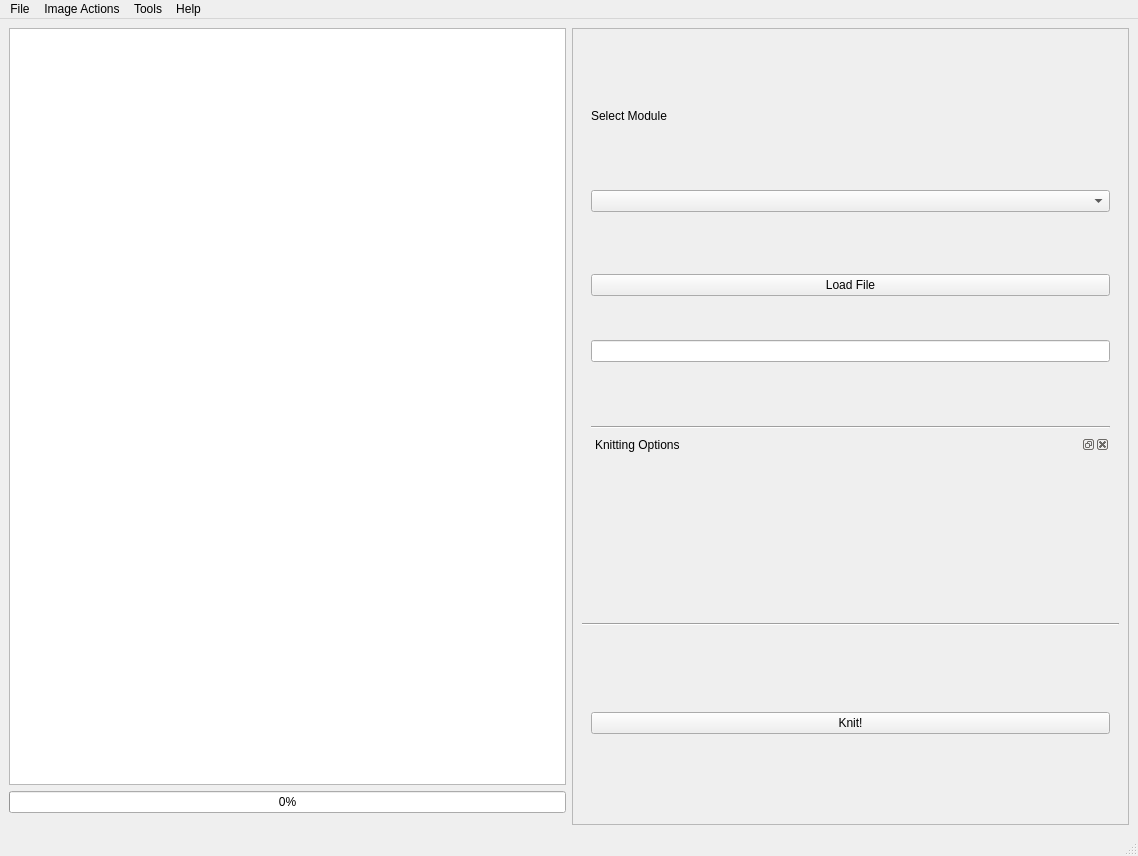
The window that software/python/ayab/ayab_gui.ui (AllYarnsAreBeautiful/ayab-desktop) describes before a commit, drawn with Qt 5.
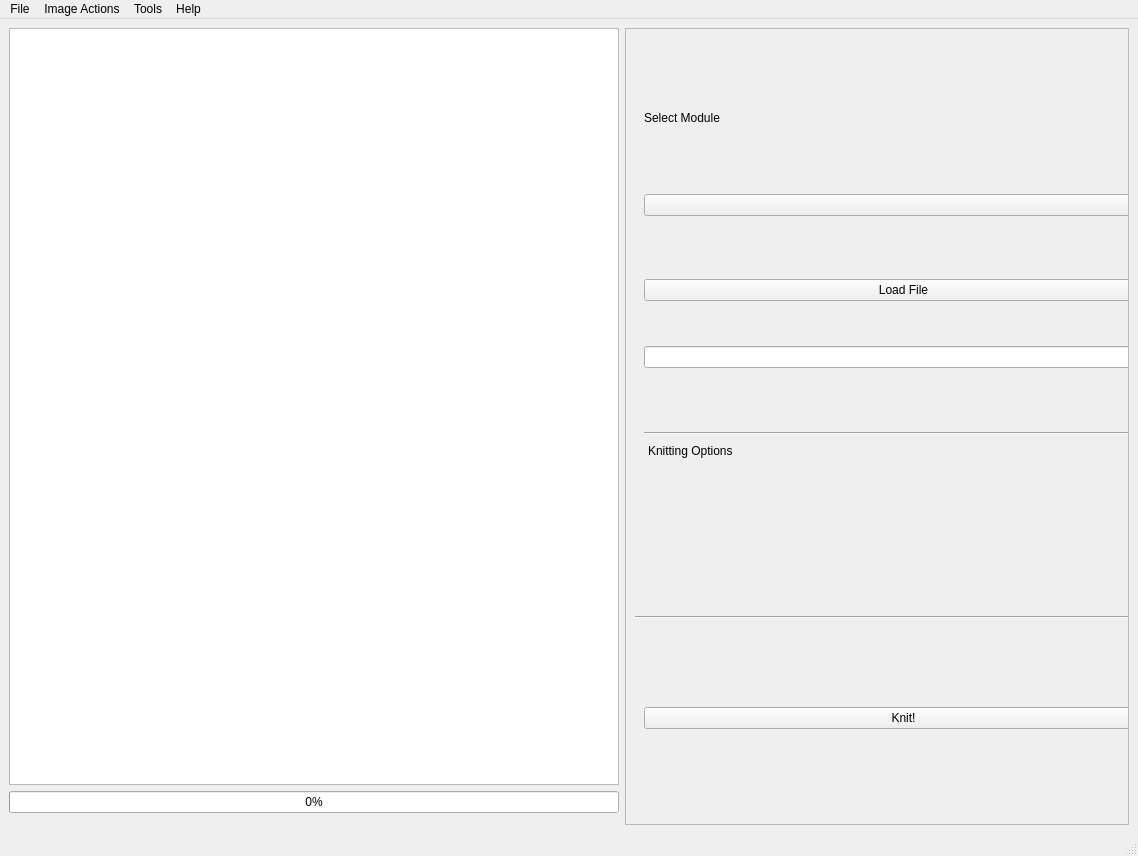
The same window after the commit.

Commit message: adding scrollbars and do not hide side panel

The edit to the form file:
```diff
--- a/software/python/ayab/ayab_gui.ui
+++ b/software/python/ayab/ayab_gui.ui
@@ -18,22 +18,22 @@
     <item row="0" column="1" rowspan="3">
      <widget class="QScrollArea" name="assistant_dock">
       <property name="sizePolicy">
-       <sizepolicy hsizetype="Expanding" vsizetype="Preferred">
+       <sizepolicy hsizetype="Preferred" vsizetype="Preferred">
         <horstretch>0</horstretch>
         <verstretch>0</verstretch>
        </sizepolicy>
       </property>
-      <property name="minimumSize">
-       <size>
-        <width>500</width>
-        <height>606</height>
-       </size>
-      </property>
       <property name="windowTitle">
        <string>Asistant</string>
       </property>
+      <property name="frameShadow">
+       <enum>QFrame::Plain</enum>
+      </property>
+      <property name="horizontalScrollBarPolicy">
+       <enum>Qt::ScrollBarAlwaysOff</enum>
+      </property>
       <property name="widgetResizable">
-       <bool>true</bool>
+       <bool>false</bool>
       </property>
       <widget class="QWidget" name="dockWidgetContents">
        <property name="geometry">
@@ -83,12 +83,6 @@
         </item>
         <item>
          <widget class="QWidget" name="widget_2" native="true">
-          <property name="minimumSize">
-           <size>
-            <width>0</width>
-            <height>200</height>
-           </size>
-          </property>
           <layout class="QVBoxLayout" name="verticalLayout_2">
            <item>
             <widget class="Line" name="line">
@@ -100,17 +94,11 @@
            <item>
             <widget class="QDockWidget" name="knitting_options_dock">
              <property name="sizePolicy">
-              <sizepolicy hsizetype="Preferred" vsizetype="Maximum">
+              <sizepolicy hsizetype="Minimum" vsizetype="Maximum">
                <horstretch>0</horstretch>
                <verstretch>0</verstretch>
               </sizepolicy>
              </property>
-             <property name="minimumSize">
-              <size>
-               <width>237</width>
-               <height>41</height>
-              </size>
-             </property>
              <property name="windowTitle">
               <string>Knitting Options</string>
              </property>
```
Left out of the diff: 2 changed lines with no effect on the pictures. The commit also changes 1 other file.
